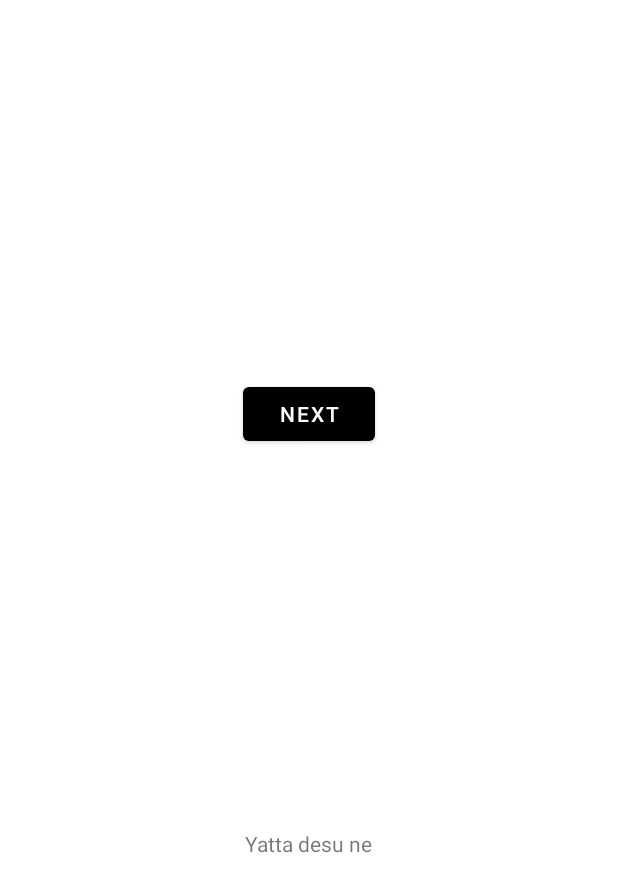
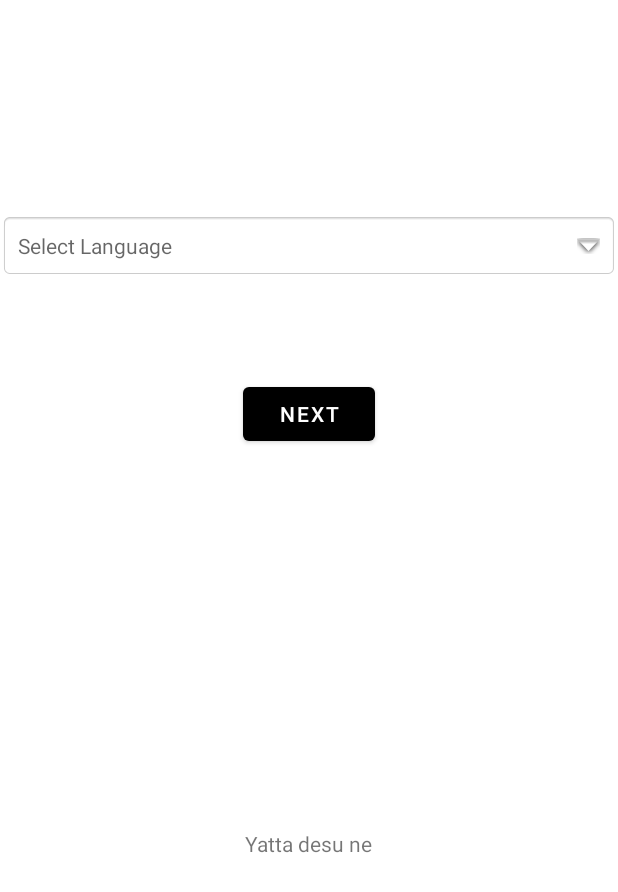
Before and after one commit to MColombari/MM, an Android app: the Option screen opened directly, with no data from a screen before it, on a phone screen of 412 x 824 dp. Shown: the top 892 px of the screen. Run offline under Robolectric (Android 15) with nearby library versions, the phone set to English and light mode, and no system bars.

Commit message:
Push per l'inserimento della classe e del metodo per la drop down

```diff
--- a/app/src/main/res/layout/activity_option.xml
+++ b/app/src/main/res/layout/activity_option.xml
@@ -27,4 +27,29 @@
         app:layout_constraintHorizontal_bias="0.5"
         app:layout_constraintStart_toStartOf="parent"
         app:layout_constraintTop_toTopOf="parent" />
+
+    <!-- text view to display selected items-->
+
+    <TextView
+        android:id="@+id/textView"
+        android:layout_width="match_parent"
+        android:layout_height="wrap_content"
+        android:layout_centerInParent="true"
+        android:layout_marginTop="75dp"
+        android:background="@android:drawable/editbox_background"
+        android:drawableRight="@android:drawable/arrow_down_float"
+        android:drawablePadding="16dp"
+        android:hint="Select Language"
+        android:padding="12dp"
+        app:layout_constraintBottom_toTopOf="@+id/btnNext"
+        app:layout_constraintTop_toTopOf="parent"
+        tools:layout_editor_absoluteX="0dp" />
+
+    <androidx.constraintlayout.widget.Guideline
+        android:id="@+id/guideline2"
+        android:layout_width="wrap_content"
+        android:layout_height="wrap_content"
+        android:orientation="vertical"
+        app:layout_constraintGuide_begin="20dp" />
+
 </androidx.constraintlayout.widget.ConstraintLayout>
```
Also changed, not shown: app/src/main/java/com/example/mm/optionActivity/Option.java (+120 -5 lines).
